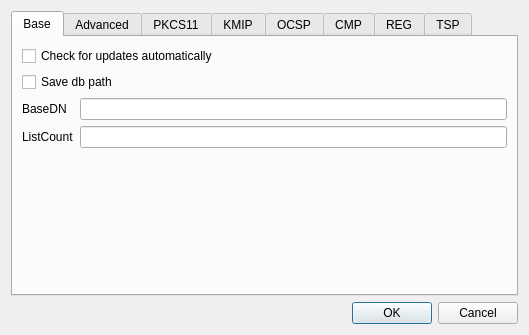
Qt form CAMan/settings_dlg.ui (jykim74/CertMan) before a commit.
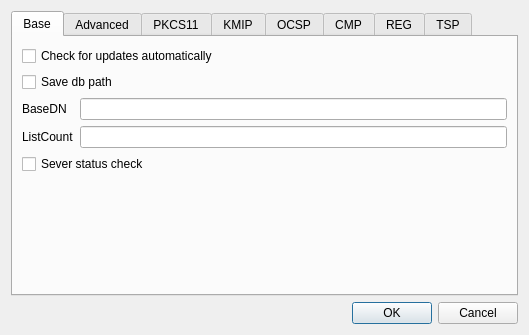
The same form after that commit. The open tabs and pages were chosen to show the change.

```diff
--- a/CAMan/settings_dlg.ui
+++ b/CAMan/settings_dlg.ui
@@ -24,7 +24,7 @@
        <string>Base</string>
       </attribute>
       <layout class="QGridLayout" name="gridLayout_3">
-       <item row="4" column="0">
+       <item row="5" column="0">
         <spacer name="verticalSpacer">
          <property name="orientation">
           <enum>Qt::Vertical</enum>
@@ -71,6 +71,13 @@
        <item row="3" column="1">
         <widget class="QLineEdit" name="mListCountText"/>
        </item>
+       <item row="4" column="0" colspan="2">
+        <widget class="QCheckBox" name="mServerStatusCheck">
+         <property name="text">
+          <string>Sever status check</string>
+         </property>
+        </widget>
+       </item>
       </layout>
      </widget>
      <widget class="QWidget" name="tab_2">
```
Left out of the diff: 18 changed lines with no effect on the pictures.
